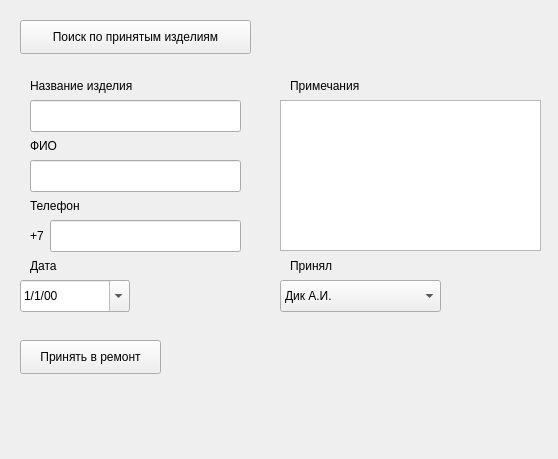
Old version of the form Inserting_gui.ui in the repository Traunquilizer/DB_UI.
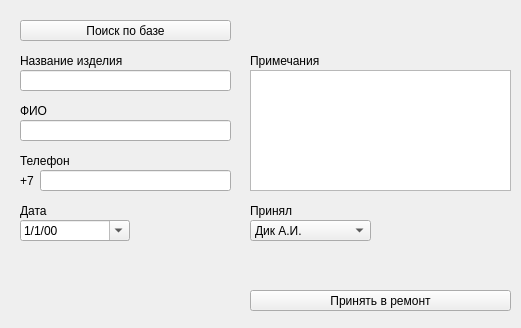
New version of the form.

Commit message: Added window for adding new records, minor interface changes  Committer: traunquilizer <traun@TraunQuilizer>

```diff
--- a/Inserting_gui.ui
+++ b/Inserting_gui.ui
@@ -6,8 +6,8 @@
    <rect>
     <x>0</x>
     <y>0</y>
-    <width>558</width>
-    <height>459</height>
+    <width>521</width>
+    <height>328</height>
    </rect>
   </property>
   <property name="windowTitle">
@@ -17,10 +17,10 @@
    <widget class="QLabel" name="lab_start_phone">
     <property name="geometry">
      <rect>
-      <x>30</x>
-      <y>220</y>
+      <x>20</x>
+      <y>170</y>
       <width>21</width>
-      <height>31</height>
+      <height>21</height>
      </rect>
     </property>
     <property name="text">
@@ -31,9 +31,9 @@
     <property name="geometry">
      <rect>
       <x>20</x>
-      <y>280</y>
+      <y>220</y>
       <width>110</width>
-      <height>32</height>
+      <height>21</height>
      </rect>
     </property>
     <property name="autoFillBackground">
@@ -52,10 +52,10 @@
    <widget class="QLabel" name="lab_stuff">
     <property name="geometry">
      <rect>
-      <x>290</x>
-      <y>70</y>
+      <x>250</x>
+      <y>50</y>
       <width>131</width>
-      <height>31</height>
+      <height>21</height>
      </rect>
     </property>
     <property name="text">
@@ -65,10 +65,10 @@
    <widget class="QLabel" name="lab_phone">
     <property name="geometry">
      <rect>
-      <x>30</x>
-      <y>190</y>
+      <x>20</x>
+      <y>150</y>
       <width>131</width>
-      <height>31</height>
+      <height>21</height>
      </rect>
     </property>
     <property name="text">
@@ -78,10 +78,10 @@
    <widget class="QLabel" name="lab_product_name">
     <property name="geometry">
      <rect>
-      <x>30</x>
-      <y>70</y>
+      <x>20</x>
+      <y>50</y>
       <width>131</width>
-      <height>31</height>
+      <height>21</height>
      </rect>
     </property>
     <property name="text">
@@ -91,10 +91,10 @@
    <widget class="QLabel" name="lab_date">
     <property name="geometry">
      <rect>
-      <x>30</x>
-      <y>250</y>
+      <x>20</x>
+      <y>200</y>
       <width>131</width>
-      <height>31</height>
+      <height>21</height>
      </rect>
     </property>
     <property name="text">
@@ -104,10 +104,10 @@
    <widget class="QPushButton" name="button_proceed">
     <property name="geometry">
      <rect>
-      <x>20</x>
-      <y>340</y>
-      <width>141</width>
-      <height>34</height>
+      <x>250</x>
+      <y>290</y>
+      <width>261</width>
+      <height>21</height>
      </rect>
     </property>
     <property name="text">
@@ -117,20 +117,20 @@
    <widget class="QPlainTextEdit" name="textf_stuff">
     <property name="geometry">
      <rect>
-      <x>280</x>
-      <y>100</y>
+      <x>250</x>
+      <y>70</y>
       <width>261</width>
-      <height>151</height>
+      <height>121</height>
      </rect>
     </property>
    </widget>
    <widget class="QLabel" name="lab_receiver">
     <property name="geometry">
      <rect>
-      <x>290</x>
-      <y>250</y>
+      <x>250</x>
+      <y>200</y>
       <width>131</width>
-      <height>31</height>
+      <height>21</height>
      </rect>
     </property>
     <property name="text">
@@ -142,21 +142,21 @@
      <rect>
       <x>20</x>
       <y>20</y>
-      <width>231</width>
-      <height>34</height>
+      <width>211</width>
+      <height>21</height>
      </rect>
     </property>
     <property name="text">
-     <string>Поиск по принятым изделиям</string>
+     <string>Поиск по базе</string>
     </property>
    </widget>
    <widget class="QLabel" name="lab_name">
     <property name="geometry">
      <rect>
-      <x>30</x>
-      <y>130</y>
+      <x>20</x>
+      <y>100</y>
       <width>131</width>
-      <height>31</height>
+      <height>21</height>
      </rect>
     </property>
     <property name="text">
@@ -166,10 +166,10 @@
    <widget class="QComboBox" name="cBox_receiver">
     <property name="geometry">
      <rect>
-      <x>280</x>
-      <y>280</y>
-      <width>161</width>
-      <height>32</height>
+      <x>250</x>
+      <y>220</y>
+      <width>121</width>
+      <height>21</height>
      </rect>
     </property>
     <property name="maxVisibleItems">
@@ -194,30 +194,30 @@
    <widget class="QLineEdit" name="line_product_name">
     <property name="geometry">
      <rect>
-      <x>30</x>
-      <y>100</y>
+      <x>20</x>
+      <y>70</y>
       <width>211</width>
-      <height>32</height>
+      <height>21</height>
      </rect>
     </property>
    </widget>
    <widget class="QLineEdit" name="line_name">
     <property name="geometry">
      <rect>
-      <x>30</x>
-      <y>160</y>
+      <x>20</x>
+      <y>120</y>
       <width>211</width>
-      <height>32</height>
+      <height>21</height>
      </rect>
     </property>
    </widget>
    <widget class="QLineEdit" name="line_phone">
     <property name="geometry">
      <rect>
-      <x>50</x>
-      <y>220</y>
+      <x>40</x>
+      <y>170</y>
       <width>191</width>
-      <height>32</height>
+      <height>21</height>
      </rect>
     </property>
    </widget>
```
Left out of the diff: 20 changed lines with no effect on the pictures. The commit also changes 6 other files.
